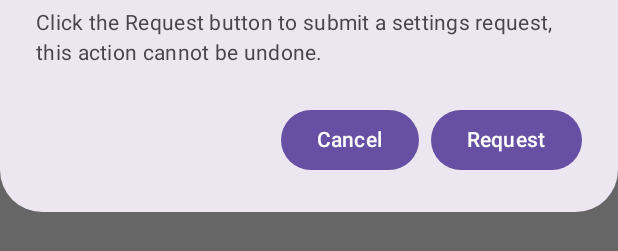
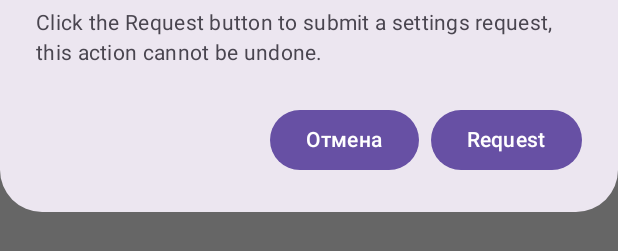
Before and after one commit to ByteFlipper-58/FFSensitivities2, an Android app built with Jetpack Compose: the @Preview function PreviewSensitivitiesRequestDialog, on a phone screen of 412 x 824 dp. Shown: the part 667-918 px from the top of the screen. Run offline under Robolectric (Android 15) with nearby library versions, the phone set to English and light mode, and no system bars.

Commit message:
feat: обновление до API v1 и улучшение системы запроса настроек
- Обновлен BugReportApi для использования новых эндпоинтов v1 (/api/v1/forward, /api/v1/feedback)
- Заменены прямые вызовы Telegram API на централизованный сервис bug report
- Добавлен fallback механизм: settings_request -> other при неудаче
- Улучшена обработка ошибок и подробное логирование для отладки
- Добавлена валидация запросов (длина сообщения, проверка тегов)
- Обновлен SensitivitiesRequestDialog с лучшим UX и обратной связью об ошибках
- Добавлена логика автоматических повторных попыток
- Удалены неиспользуемые API эндпоинты (health, mappings)
- Исправлен маппинг категорий: убрана visual_error, добавлена feature_request
- Добавлена русская локализация для новой категории feature_request

Обновление обеспечивает более надежную отправку запросов настроек и лучшую отчетность об ошибках.

```diff
--- a/app/src/main/java/com/byteflipper/ffsensitivities/presentation/ui/dialogs/SensitivitiesRequestDialog.kt
+++ b/app/src/main/java/com/byteflipper/ffsensitivities/presentation/ui/dialogs/SensitivitiesRequestDialog.kt
@@ -7,17 +7,22 @@ import androidx.compose.material3.AlertDialog
 import androidx.compose.material3.Button
 import androidx.compose.material3.Text
 import androidx.compose.runtime.Composable
+import androidx.compose.runtime.getValue
+import androidx.compose.runtime.mutableStateOf
+import androidx.compose.runtime.remember
+import androidx.compose.runtime.rememberCoroutineScope
+import androidx.compose.runtime.setValue
 import androidx.compose.ui.platform.LocalContext
 import androidx.compose.ui.tooling.preview.Preview
 import com.byteflipper.ffsensitivities.R
 import com.byteflipper.ffsensitivities.data.remote.SendSensitivitiesRequestMessageToBot
-import kotlinx.coroutines.CoroutineScope
-import kotlinx.coroutines.Dispatchers
 import kotlinx.coroutines.launch
 
 @Composable
 fun SensitivitiesRequestDialog(onDismiss: () -> Unit, onRequestSent: () -> Unit) {
     val context = LocalContext.current
+    val scope = rememberCoroutineScope()
+    var isLoading by remember { mutableStateOf(false) }
 
     val infoBuffer = StringBuilder().apply {
         append("${context.getString(R.string.request_sensitivities_settings_message)}\n")
@@ -30,40 +35,68 @@ fun SensitivitiesRequestDialog(onDismiss: () -> Unit, onRequestSent: () -> Unit)
     }
 
     val requestBuffer = StringBuilder().apply {
-        append("Sensitivities Request\n\n")
-        append("-------------------------------------\n")
-        append("Model: ${Build.MODEL}\n")
-        append("Device: ${Build.DEVICE}\n")
-        append("Manufacturer: ${Build.MANUFACTURER}\n")
-        append("-------------------------------------\n")
-        append("\n#SettingsRequest #${Build.MANUFACTURER}")
+        append("Запрос настроек чувствительности\n\n")
+        append("Модель: ${Build.MODEL}\n")
+        append("Устройство: ${Build.DEVICE}\n")
+        append("Производитель: ${Build.MANUFACTURER}\n")
+        append("Android: ${Build.VERSION.RELEASE}\n")
+        append("SDK: ${Build.VERSION.SDK_INT}\n\n")
+        append("Пользователь запрашивает настройки чувствительности для данного устройства.")
     }
 
     AlertDialog(
-        onDismissRequest = onDismiss,
+        onDismissRequest = if (isLoading) { {} } else onDismiss,
         title = { Text(text = context.getString(R.string.request_sensitivities_settings_title)) },
         text = {
             Text(text = infoBuffer.toString())
         },
         confirmButton = {
-            Button(onClick = {
-                CoroutineScope(Dispatchers.IO).launch {
-                    val sendMessageToBot = SendSensitivitiesRequestMessageToBot()
-                    val result = sendMessageToBot.sendMessageToGroup(requestBuffer.toString()) {
-                        onRequestSent()
-                        Toast.makeText(context, "Запрос отправлен", Toast.LENGTH_SHORT).show()
+            Button(
+                enabled = !isLoading,
+                onClick = {
+                    isLoading = true
+                    scope.launch {
+                        try {
+                            val sendMessageToBot = SendSensitivitiesRequestMessageToBot()
+                            val result = sendMessageToBot.sendMessageToGroup(requestBuffer.toString()) {
+                                // Callback вызывается при успехе
+                            }
+
+                            Log.d("SendMessageResult", result)
+
+                            // Показываем результат пользователю
+                            Toast.makeText(context, result, Toast.LENGTH_LONG).show()
+
+                            // Если сообщение содержит "успешно", считаем запрос отправленным
+                            if (result.contains("успешно", ignoreCase = true)) {
+                                onRequestSent()
+                            } else {
+                                // Логируем ошибку для отладки
+                                Log.e("SensitivitiesRequestDialog", "Request failed: $result")
+                            }
+
+                        } catch (e: Exception) {
+                            Log.e("SensitivitiesRequestDialog", "Error sending request", e)
+                            Toast.makeText(context, "Ошибка: ${e.message}", Toast.LENGTH_LONG).show()
+                        } finally {
+                            isLoading = false
+                            onDismiss()
+                        }
                     }
-
-                    Log.d("SendMessageResult", result)
                 }
-                onDismiss()
-            }) {
-                Text(text = context.getString(R.string.request_sensitivities_settings_button))
+            ) {
+                Text(
+                    text = if (isLoading) "Отправка..."
+                          else context.getString(R.string.request_sensitivities_settings_button)
+                )
             }
         },
         dismissButton = {
-            Button(onClick = onDismiss) {
-                Text(text = "Cancel")
+            Button(
+                enabled = !isLoading,
+                onClick = onDismiss
+            ) {
+                Text(text = "Отмена")
             }
         }
     )
--- a/app/src/main/java/com/byteflipper/ffsensitivities/presentation/ui/screens/bugreport/BugReportScreen.kt
+++ b/app/src/main/java/com/byteflipper/ffsensitivities/presentation/ui/screens/bugreport/BugReportScreen.kt
@@ -34,7 +34,7 @@ import androidx.compose.ui.res.stringResource
 import androidx.compose.ui.unit.dp
 import androidx.navigation.NavController
 import com.byteflipper.ffsensitivities.R
-import com.byteflipper.ffsensitivities.data.remote.sendBugReport
+import com.byteflipper.ffsensitivities.data.remote.BugReportApiService
 import com.byteflipper.ffsensitivities.presentation.ui.screens.bugreport.components.BugReportHeader
 import com.byteflipper.ffsensitivities.presentation.ui.screens.bugreport.components.CategorySelector
 import com.byteflipper.ffsensitivities.presentation.ui.screens.bugreport.components.DescriptionInput
@@ -70,9 +70,9 @@ fun BugReportScreen(navController: NavController) {
     val categories = listOf(
         stringResource(id = R.string.bug_category_support),
         stringResource(id = R.string.bug_category_report_bug),
-        stringResource(id = R.string.bug_category_visual_error),
         stringResource(id = R.string.bug_category_request_settings),
         stringResource(id = R.string.bug_category_settings_not_working),
+        stringResource(id = R.string.bug_category_feature_request),
         stringResource(id = R.string.bug_category_other)
     )
 
@@ -192,7 +192,7 @@ fun BugReportScreen(navController: NavController) {
                                 |$ticketId
                             """.trimMargin()
 
-                            val result = sendBugReport(tag, formattedMessage)
+                            val result = BugReportApiService.submitBugReport(tag, formattedMessage)
 
                             result.onSuccess {
                                 Log.i(TAG, "Bug report submitted successfully. Ticket: $ticketId")
--- a/app/src/main/res/values/strings.xml
+++ b/app/src/main/res/values/strings.xml
@@ -171,6 +171,7 @@
     <string name="bug_category_visual_error">Report a visual error</string>
     <string name="bug_category_request_settings">Request settings</string>
     <string name="bug_category_settings_not_working">Settings not working</string>
+    <string name="bug_category_feature_request">Feature request</string>
     <string name="bug_category_other">Other</string>
     <!-- Submission Status -->
     <string name="bug_report_submitting_title">Sending report...</string>
```
Also changed, not shown: app/src/main/java/com/byteflipper/ffsensitivities/data/remote/BugReportApi.kt (+74 -12 lines), app/src/main/java/com/byteflipper/ffsensitivities/data/remote/BugReportApiService.kt (added, +123 -0 lines), app/src/main/java/com/byteflipper/ffsensitivities/data/remote/SensitivitiesRequest.kt (+30 -29 lines), 2 other files.
